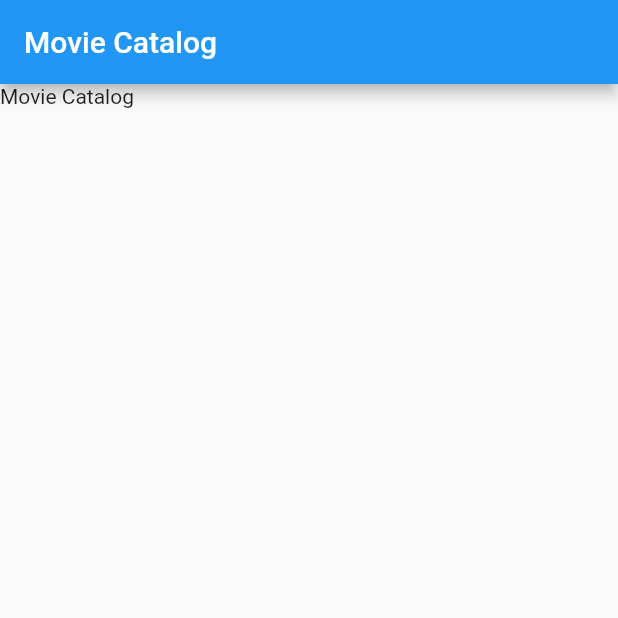
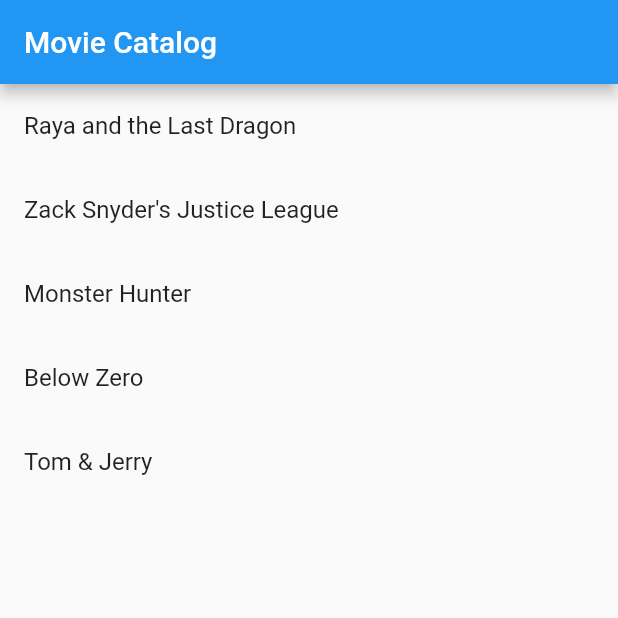
Before and after one commit to regawarp/movie_catalog, a Flutter app: the screen it shows after launch, on a phone screen of 412 x 824 dp, the top half of it. Run offline on Flutter 3.47's test engine with Material 2 defaults, Android fonts, the phone set to English and light mode, and no system bars.

Commit message:
Show List of Movies using ListView.Builder

```diff
--- a/lib/main.dart
+++ b/lib/main.dart
@@ -30,28 +30,19 @@ class MyHomePage extends StatefulWidget {
 }
 
 class _MyHomePageState extends State<MyHomePage> {
+  Future<List<Movie>> _movieList;
+
   @override
   void initState() {
     super.initState();
-    generateMovieList();
+    _movieList = generateMovieList();
   }
 
-  @override
-  Widget build(BuildContext context) {
-    return Scaffold(
-      appBar: AppBar(
-        title: Text(widget.title),
-      ),
-      body: Text(widget.title),
-    );
-  }
-}
-
-Future<List<Movie>> generateMovieList() {
+  Future<List<Movie>> generateMovieList() async {
     List<Movie> _movieList = List<Movie>();
     _movieList.add(Movie(
         "Raya and the Last Dragon",
-      "",
+        "https://cdn.popmama.com/content-images/post/20210128/raya-and-the-last-dragon-3-5fe68c989c6be4bbb26222c710104f23_600xauto.jpg",
         2021,
         7.4,
         "PG",
@@ -61,7 +52,7 @@ Future<List<Movie>> generateMovieList() {
         "1VIZ89FEjYI"));
     _movieList.add(Movie(
         "Zack Snyder's Justice League",
-      "",
+        "https://pict.sindonews.net/dyn/600/pena/sindo-article/original/2021/03/03/Zack%20Snyder%20Justice%20League%20-%20Heroes%20Key%20Art%20Vertical.jpg",
         2021,
         8.1,
         "R",
@@ -71,7 +62,7 @@ Future<List<Movie>> generateMovieList() {
         "vM-Bja2Gy04"));
     _movieList.add(Movie(
         "Monster Hunter",
-      "R.drawable.poster3",
+        "https://i.pinimg.com/564x/3a/4f/c1/3a4fc10dff3393dfdb11ae505d915f93.jpg",
         2020,
         5.3,
         "PG-13",
@@ -81,7 +72,7 @@ Future<List<Movie>> generateMovieList() {
         "3od-kQMTZ9M"));
     _movieList.add(Movie(
         "Below Zero",
-      "",
+        "https://m.media-amazon.com/images/M/MV5BMjg0NTBjOWEtMDc1OS00ZDEyLWE3ZTItMGQzYTIyZDJkM2U2XkEyXkFqcGdeQXVyMTMxODk2OTU@._V1_.jpg",
         2021,
         6.2,
         "R",
@@ -91,7 +82,7 @@ Future<List<Movie>> generateMovieList() {
         "hSMokfUerVY"));
     _movieList.add(Movie(
         "Tom & Jerry",
-      "",
+        "https://cdn.cinematerial.com/p/297x/osu2gdkh/tom-and-jerry-movie-poster-md.jpg?v=1614079055",
         2021,
         5.3,
         "PG",
@@ -99,4 +90,34 @@ Future<List<Movie>> generateMovieList() {
         "Tom the cat and Jerry the mouse get kicked out of their home and relocate to a fancy New York hotel, where a scrappy employee named Kayla will lose her job if she can’t evict Jerry before a high-class wedding at the hotel. Her solution? Hiring Tom to get rid of the pesky mouse.",
         "Family",
         "kP9TfCWaQT4"));
+    return _movieList;
   }
+
+  @override
+  Widget build(BuildContext context) {
+    return Scaffold(
+      appBar: AppBar(
+        title: Text(widget.title),
+      ),
+      body: FutureBuilder(
+        future: _movieList,
+        builder: (context, snapshot) {
+          if (snapshot.hasError) {
+            return Text('Error while retrieving data');
+          } else if (snapshot.hasData) {
+            return ListView.builder(
+              itemCount: snapshot.data.length,
+              itemBuilder: (context, index) {
+                return ListTile(
+                  title: Text('${snapshot.data[index].title}'),
+                );
+              },
+            );
+          } else {
+            return CircularProgressIndicator();
+          }
+        },
+      ),
+    );
+  }
+}
```
Also changed, not shown: 1 other file. Lines whose indentation alone changed are shown as unchanged.
